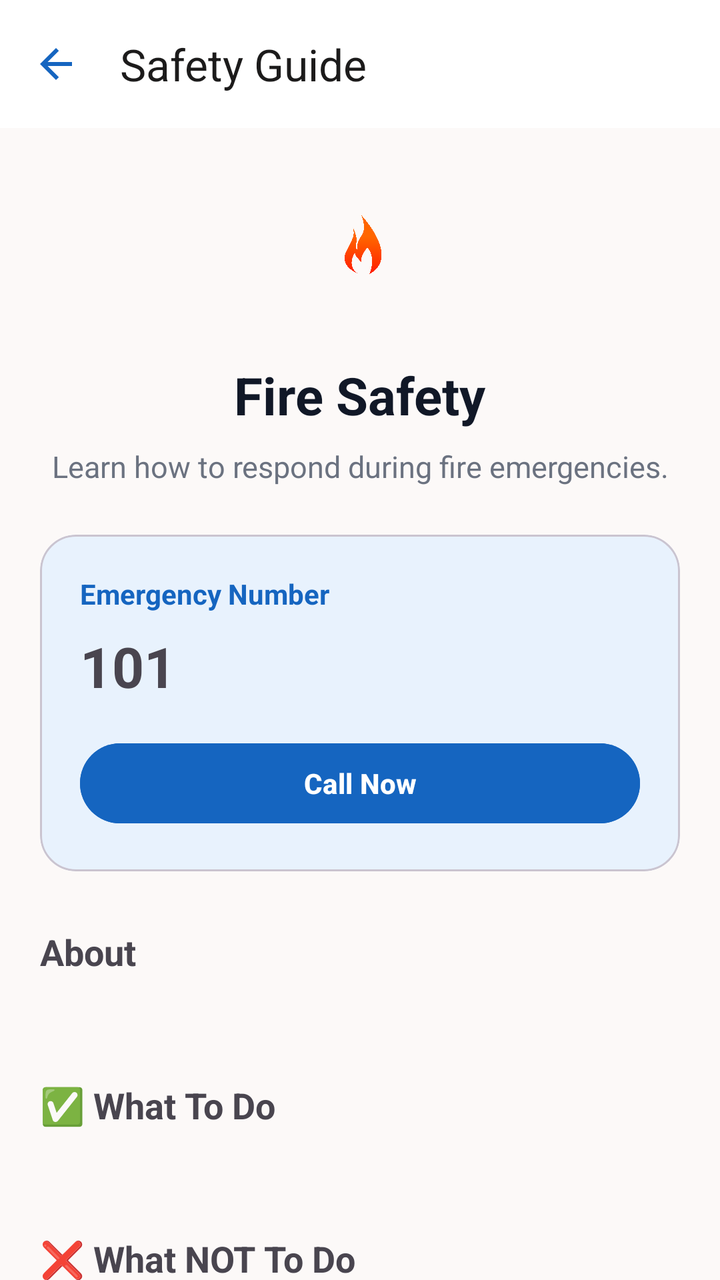
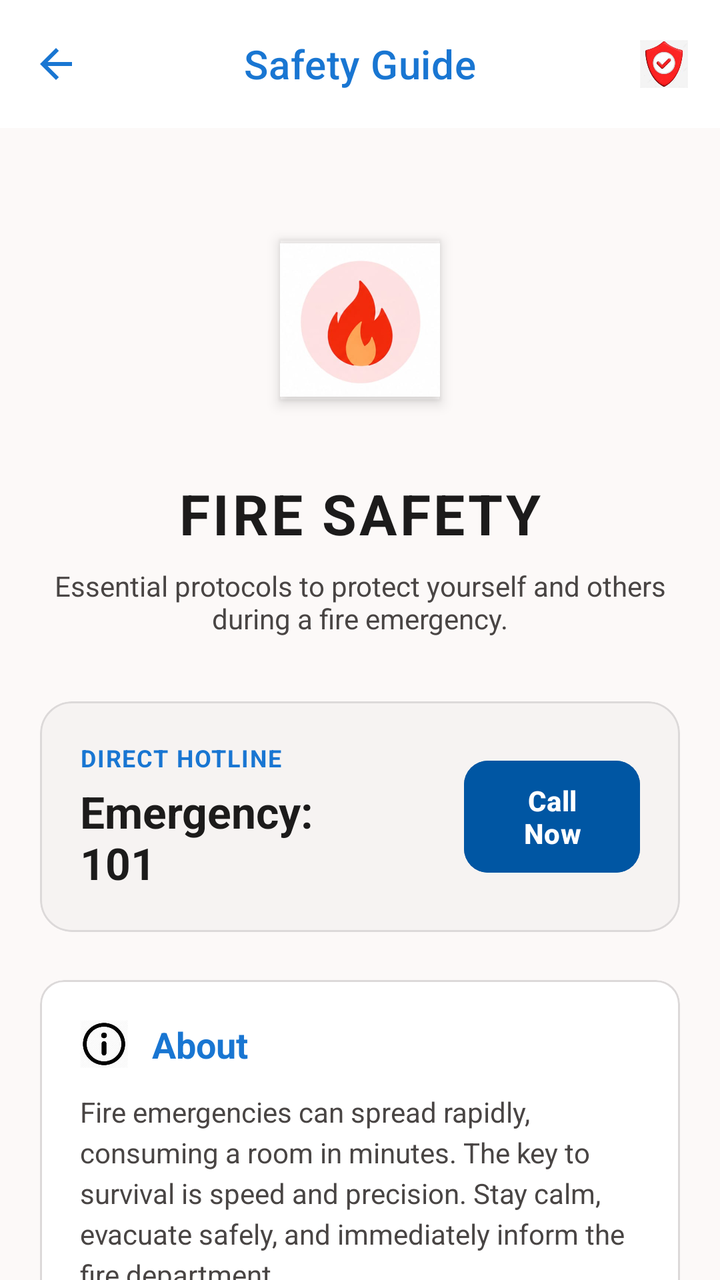

Two renders of the same Android screen: before a commit and after it. Below are the layout's source before the change and the commit's diff.
<!-- AndroidManifest.xml: application theme Theme.NeighborhoodEmergencyConnect -->
<!-- res/layout/activity_safety_details.xml -->
<?xml version="1.0" encoding="utf-8"?>
<androidx.coordinatorlayout.widget.CoordinatorLayout
    xmlns:android="http://schemas.android.com/apk/res/android"
    xmlns:app="http://schemas.android.com/apk/res-auto"
    android:layout_width="match_parent"
    android:layout_height="match_parent"
    android:background="#FCF9F8">

    <com.google.android.material.appbar.AppBarLayout
        android:layout_width="match_parent"
        android:layout_height="wrap_content"
        android:background="@android:color/white"
        app:elevation="0dp">

        <com.google.android.material.appbar.MaterialToolbar
            android:id="@+id/topAppBar"
            android:layout_width="match_parent"
            android:layout_height="?attr/actionBarSize"
            app:title="Safety Guide"
            app:titleTextColor="#1C1B1B"
            app:navigationIcon="@drawable/arrow_back"
            app:navigationIconTint="#1565C0"/>

    </com.google.android.material.appbar.AppBarLayout>

    <androidx.core.widget.NestedScrollView
        android:layout_width="match_parent"
        android:layout_height="match_parent"
        app:layout_behavior="@string/appbar_scrolling_view_behavior">

        <LinearLayout
            android:layout_width="match_parent"
            android:layout_height="wrap_content"
            android:orientation="vertical"
            android:padding="20dp">

            <FrameLayout
                android:layout_width="80dp"
                android:layout_height="80dp"
                android:layout_gravity="center"
                >

                <ImageView
                    android:id="@+id/imgCategory"
                    android:layout_width="40dp"
                    android:layout_height="40dp"
                    android:layout_gravity="center"
                    android:src="@drawable/fire"/>
            </FrameLayout>

            <TextView
                android:id="@+id/txtTitle"
                android:layout_width="wrap_content"
                android:layout_height="wrap_content"
                android:layout_gravity="center"
                android:layout_marginTop="16dp"
                android:text="Fire Safety"
                android:textStyle="bold"
                android:textSize="26sp"
                android:textColor="#111827"/>

            <TextView
                android:id="@+id/txtShortDescription"
                android:layout_width="match_parent"
                android:layout_height="wrap_content"
                android:layout_marginTop="8dp"
                android:gravity="center"
                android:textColor="#6B7280"
                android:textSize="15sp"
                android:text="Learn how to respond during fire emergencies."/>

            <com.google.android.material.card.MaterialCardView
                android:layout_width="match_parent"
                android:layout_height="wrap_content"
                android:layout_marginTop="24dp"
                app:cardCornerRadius="18dp"
                app:cardBackgroundColor="#E8F2FD">

                <LinearLayout
                    android:layout_width="match_parent"
                    android:layout_height="wrap_content"
                    android:orientation="vertical"
                    android:padding="20dp">

                    <TextView
                        android:layout_width="wrap_content"
                        android:layout_height="wrap_content"
                        android:text="Emergency Number"
                        android:textStyle="bold"
                        android:textColor="#1565C0"/>

                    <TextView
                        android:id="@+id/txtEmergencyNumber"
                        android:layout_width="wrap_content"
                        android:layout_height="wrap_content"
                        android:layout_marginTop="8dp"
                        android:text="101"
                        android:textStyle="bold"
                        android:textSize="28sp"/>

                    <com.google.android.material.button.MaterialButton
                        android:id="@+id/btnCallNow"
                        android:layout_width="match_parent"
                        android:layout_height="wrap_content"
                        android:layout_marginTop="16dp"
                        android:text="Call Now"
                        android:textAllCaps="false"
                        android:textStyle="bold"
                        android:backgroundTint="#1565C0"/>
                </LinearLayout>

            </com.google.android.material.card.MaterialCardView>

            <TextView
                android:layout_width="wrap_content"
                android:layout_height="wrap_content"
                android:layout_marginTop="28dp"
                android:text="About"
                android:textStyle="bold"
                android:textSize="18sp"/>

            <TextView
                android:id="@+id/txtDescription"
                android:layout_width="match_parent"
                android:layout_height="wrap_content"
                android:layout_marginTop="8dp"
                android:textSize="15sp"
                android:textColor="#555"/>

            <TextView
                android:layout_width="wrap_content"
                android:layout_height="wrap_content"
                android:layout_marginTop="24dp"
                android:text="✅ What To Do"
                android:textStyle="bold"
                android:textSize="18sp"/>

            <TextView
                android:id="@+id/txtDos"
                android:layout_width="match_parent"
                android:layout_height="wrap_content"
                android:layout_marginTop="8dp"
                android:textSize="15sp"/>

            <TextView
                android:layout_width="wrap_content"
                android:layout_height="wrap_content"
                android:layout_marginTop="24dp"
                android:text="❌ What NOT To Do"
                android:textStyle="bold"
                android:textSize="18sp"/>

            <TextView
                android:id="@+id/txtDonts"
                android:layout_width="match_parent"
                android:layout_height="wrap_content"
                android:layout_marginTop="8dp"
                android:textSize="15sp"/>


            <com.google.android.material.card.MaterialCardView
                android:layout_width="match_parent"
                android:layout_height="wrap_content"
                android:layout_marginTop="28dp"
                android:layout_marginBottom="30dp"
                app:cardCornerRadius="18dp"
                app:cardBackgroundColor="#FFF8E1">

                <LinearLayout
                    android:layout_width="match_parent"
                    android:layout_height="wrap_content"
                    android:padding="18dp"
                    android:orientation="vertical">

                    <TextView
                        android:layout_width="wrap_content"
                        android:layout_height="wrap_content"
                        android:text="Stay Safe ❤️"
                        android:textStyle="bold"
                        android:textSize="18sp"/>

                    <TextView
                        android:layout_width="match_parent"
                        android:layout_height="wrap_content"
                        android:layout_marginTop="6dp"
                        android:text="Always stay calm during emergencies and follow instructions issued by local authorities."
                        android:textColor="#555"/>

                </LinearLayout>

            </com.google.android.material.card.MaterialCardView>

        </LinearLayout>

    </androidx.core.widget.NestedScrollView>

</androidx.coordinatorlayout.widget.CoordinatorLayout>
<!-- resources referenced by this layout -->
<resources>
  <!-- drawable arrow_back (drawable) -->
  <vector xmlns:android="http://schemas.android.com/apk/res/android" android:autoMirrored="true" android:height="24dp" android:tint="#000000" android:viewportHeight="960" android:viewportWidth="960" android:width="24dp">
        
      <path android:fillColor="@android:color/white" android:pathData="M313,520L537,744L480,800L160,480L480,160L537,216L313,440L800,440L800,520L313,520Z"/>
      
  </vector>
  <!-- drawable fire: webp bitmap (drawable, 62752 bytes) -->
  <style name="Theme.NeighborhoodEmergencyConnect" parent="Base.Theme.NeighborhoodEmergencyConnect" />
  <style name="Base.Theme.NeighborhoodEmergencyConnect" parent="Theme.Material3.DayNight.NoActionBar">
          
          
      </style>
</resources>

<!-- the commit's change to res/layout/activity_safety_details.xml (unified diff, before → after) -->
@@ -1,26 +1,36 @@
 <?xml version="1.0" encoding="utf-8"?>
-<androidx.coordinatorlayout.widget.CoordinatorLayout
-    xmlns:android="http://schemas.android.com/apk/res/android"
+<androidx.coordinatorlayout.widget.CoordinatorLayout xmlns:android="http://schemas.android.com/apk/res/android"
     xmlns:app="http://schemas.android.com/apk/res-auto"
     android:layout_width="match_parent"
     android:layout_height="match_parent"
-    android:background="#FCF9F8">
+    android:background="#fcf9f8">
 
     <com.google.android.material.appbar.AppBarLayout
         android:layout_width="match_parent"
         android:layout_height="wrap_content"
-        android:background="@android:color/white"
+        android:background="#ffffff"
         app:elevation="0dp">
 
         <com.google.android.material.appbar.MaterialToolbar
             android:id="@+id/topAppBar"
             android:layout_width="match_parent"
             android:layout_height="?attr/actionBarSize"
+            app:navigationIcon="@drawable/arrow_back"
+            app:navigationIconTint="#1976d2"
             app:title="Safety Guide"
-            app:titleTextColor="#1C1B1B"
-            app:navigationIcon="@drawable/arrow_back"
-            app:navigationIconTint="#1565C0"/>
-
+            app:titleCentered="true"
+            app:titleTextColor="#1976d2"
+            app:titleTextAppearance="@style/TextAppearance.MaterialComponents.Headline6">
+
+            <ImageView
+                android:layout_width="24dp"
+                android:layout_height="24dp"
+                android:layout_gravity="end"
+                android:layout_marginEnd="16dp"
+                android:src="@drawable/shield"
+                 />
+
+        </com.google.android.material.appbar.MaterialToolbar>
     </com.google.android.material.appbar.AppBarLayout>
 
     <androidx.core.widget.NestedScrollView
@@ -31,50 +41,107 @@
         <LinearLayout
             android:layout_width="match_parent"
             android:layout_height="wrap_content"
+            android:gravity="center_horizontal"
             android:orientation="vertical"
             android:padding="20dp">
 
-            <FrameLayout
-                android:layout_width="80dp"
-                android:layout_height="80dp"
-                android:layout_gravity="center"
-                >
-
-                <ImageView
-                    android:id="@+id/imgCategory"
-                    android:layout_width="40dp"
-                    android:layout_height="40dp"
-                    android:layout_gravity="center"
-                    android:src="@drawable/fire"/>
-            </FrameLayout>
+            <com.google.android.material.imageview.ShapeableImageView
+                android:id="@+id/imgCategory"
+                android:layout_width="120dp"
+                android:layout_height="120dp"
+                android:layout_marginTop="16dp"
+                android:elevation="4dp"
+                android:padding="20dp"
+                android:src="@drawable/fireal"
+                />
 
             <TextView
                 android:id="@+id/txtTitle"
                 android:layout_width="wrap_content"
                 android:layout_height="wrap_content"
-                android:layout_gravity="center"
-                android:layout_marginTop="16dp"
-                android:text="Fire Safety"
+                android:layout_marginTop="18dp"
+                android:text="FIRE SAFETY"
+                android:textColor="#1c1b1b"
+                android:textSize="28sp"
                 android:textStyle="bold"
-                android:textSize="26sp"
-                android:textColor="#111827"/>
+                android:letterSpacing="0.05" />
 
             <TextView
                 android:id="@+id/txtShortDescription"
-                android:layout_width="match_parent"
+                android:layout_width="wrap_content"
                 android:layout_height="wrap_content"
                 android:layout_marginTop="8dp"
                 android:gravity="center"
-                android:textColor="#6B7280"
-                android:textSize="15sp"
-                android:text="Learn how to respond during fire emergencies."/>
+                android:text="Essential protocols to protect yourself and others\nduring a fire emergency."
+                android:textColor="#494544"
+                android:textSize="14sp" />
+
+            <com.google.android.material.card.MaterialCardView
+                android:layout_width="match_parent"
+                android:layout_height="wrap_content"
+                android:layout_marginTop="32dp"
+                app:cardBackgroundColor="#f6f3f2"
+                app:cardCornerRadius="16dp"
+                app:cardElevation="0dp"
+                app:strokeColor="#dcd9d9"
+                app:strokeWidth="1dp">
+
+                <LinearLayout
+                    android:layout_width="match_parent"
+                    android:layout_height="wrap_content"
+                    android:gravity="center_vertical"
+                    android:orientation="horizontal"
+                    android:padding="20dp">
+
+                    <LinearLayout
+                        android:layout_width="0dp"
+                        android:layout_height="wrap_content"
+                        android:layout_weight="1"
+                        android:orientation="vertical">
+
+                        <TextView
+                            android:layout_width="wrap_content"
+                            android:layout_height="wrap_content"
+                            android:text="DIRECT HOTLINE"
+                            android:textColor="#1976d2"
+                            android:textSize="12sp"
+                            android:textStyle="bold"
+                            android:letterSpacing="0.05" />
+
+                        <TextView
+                            android:id="@+id/txtEmergencyNumber"
+                            android:layout_width="wrap_content"
+                            android:layout_height="wrap_content"
+                            android:layout_marginTop="4dp"
+                            android:text="Emergency:\n101"
+                            android:textColor="#1c1b1b"
+                            android:textSize="22sp"
+                            android:textStyle="bold" />
+                    </LinearLayout>
+
+                    <com.google.android.material.button.MaterialButton
+                        android:id="@+id/btnCallNow"
+                        android:layout_width="wrap_content"
+                        android:layout_height="64dp"
+                        android:backgroundTint="#0056a3"
+                        android:paddingHorizontal="24dp"
+                        android:text="Call\nNow"
+                        android:textAllCaps="false"
+                        android:textStyle="bold"
+                        app:cornerRadius="12dp"
+                        app:iconGravity="textStart" />
+                </LinearLayout>
+            </com.google.android.material.card.MaterialCardView>
 
             <com.google.android.material.card.MaterialCardView
                 android:layout_width="match_parent"
                 android:layout_height="wrap_content"
                 android:layout_marginTop="24dp"
-                app:cardCornerRadius="18dp"
-                app:cardBackgroundColor="#E8F2FD">
+                app:cardBackgroundColor="#ffffff"
+                app:cardCornerRadius="12dp"
+                app:cardElevation="0dp"
+                app:strokeColor="#dcd9d9"
+                app:strokeWidth="1dp">
 
                 <LinearLayout
                     android:layout_width="match_parent"
@@ -82,116 +149,177 @@
                     android:orientation="vertical"
                     android:padding="20dp">
 
+                    <LinearLayout
+                        android:layout_width="match_parent"
+                        android:layout_height="wrap_content"
+                        android:gravity="center_vertical"
+                        android:orientation="horizontal">
+
+                        <ImageView
+                            android:layout_width="24dp"
+                            android:layout_height="24dp"
+                            android:src="@drawable/abt"
+                            />
+
+                        <TextView
+                            android:layout_width="wrap_content"
+                            android:layout_height="wrap_content"
+                            android:layout_marginStart="12dp"
+                            android:text="About"
+                            android:textColor="#1976d2"
+                            android:textSize="18sp"
+                            android:textStyle="bold" />
+                    </LinearLayout>
+
+                    <TextView
+                        android:id="@+id/txtDescription"
+                        android:layout_width="match_parent"
+                        android:layout_height="wrap_content"
+                        android:layout_marginTop="12dp"
+                        android:lineSpacingExtra="4dp"
+                        android:text="Fire emergencies can spread rapidly, consuming a room in minutes. The key to survival is speed and precision. Stay calm, evacuate safely, and immediately inform the fire department."
+                        android:textColor="#494544"
+                        android:textSize="14sp" />
+                </LinearLayout>
+            </com.google.android.material.card.MaterialCardView>
+
+            <com.google.android.material.card.MaterialCardView
+                android:layout_width="match_parent"
+                android:layout_height="wrap_content"
+                android:layout_marginTop="16dp"
+                app:cardBackgroundColor="#ffffff"
+                app:cardCornerRadius="12dp"
+                app:cardElevation="0dp"
+                app:strokeColor="#dcd9d9"
+                app:strokeWidth="1dp">
+
+                <LinearLayout
+                    android:layout_width="match_parent"
+                    android:layout_height="wrap_content"
+                    android:orientation="vertical"
+                    android:padding="20dp">
+
+                    <LinearLayout
+                        android:layout_width="match_parent"
+                        android:layout_height="wrap_content"
+                        android:gravity="center_vertical"
+                        android:orientation="horizontal">
+
+                        <ImageView
+                            android:layout_width="24dp"
+                            android:layout_height="24dp"
+                            android:src="@drawable/tickb"
+                             />
+
+                        <TextView
+                            android:layout_width="wrap_content"
+                            android:layout_height="wrap_content"
+                            android:layout_marginStart="12dp"
+                            android:text="What To Do"
+                            android:textColor="#0056a3"
+                            android:textSize="18sp"
+                            android:textStyle="bold" />
+                    </LinearLayout>
+
+                    <TextView
+                        android:id="@+id/txtDos"
+                        android:layout_width="match_parent"
+                        android:layout_height="wrap_content"
+                        android:layout_marginTop="16dp"
+                        android:lineSpacingExtra="8dp"
+                        android:text="✓ Stay calm and alert everyone nearby to clear the area.\n✓ Evacuate immediately through the nearest exit.\n✓ Always use stairs; never use automated lift systems.\n✓ Call 101 as soon as you are in a safe location.\n✓ Stay low to the ground if smoke is present."
+                        android:textColor="#494544"
+                        android:textSize="14sp" />
+                </LinearLayout>
+            </com.google.android.material.card.MaterialCardView>
+
+            <com.google.android.material.card.MaterialCardView
+                android:layout_width="match_parent"
+                android:layout_height="wrap_content"
+                android:layout_marginTop="16dp"
+                app:cardBackgroundColor="#f6f3f2"
+                app:cardCornerRadius="12dp"
+                app:cardElevation="0dp"
+                app:strokeColor="#dcd9d9"
+                app:strokeWidth="1dp">
+
+                <LinearLayout
+                    android:layout_width="match_parent"
+                    android:layout_height="wrap_content"
+                    android:orientation="vertical"
+                    android:padding="20dp">
+
+                    <LinearLayout
+                        android:layout_width="match_parent"
+                        android:layout_height="wrap_content"
+                        android:gravity="center_vertical"
+                        android:orientation="horizontal">
+
+                        <ImageView
+                            android:layout_width="24dp"
+                            android:layout_height="24dp"
+                            android:src="@drawable/cross"
+                           />
+
+                        <TextView
+                            android:layout_width="wrap_content"
+                            android:layout_height="wrap_content"
+                            android:layout_marginStart="12dp"
+                            android:text="What NOT To Do"
+                            android:textColor="#b71c1c"
+                            android:textSize="18sp"
+                            android:textStyle="bold" />
+                    </LinearLayout>
+
+                    <TextView
+                        android:id="@+id/txtDonts"
+                        android:layout_width="match_parent"
+                        android:layout_height="wrap_content"
+                        android:layout_marginTop="16dp"
+                        android:lineSpacingExtra="8dp"
+                        android:text="✗ Do not panic. Panic leads to dangerous mistakes.\n✗ Do not use elevators; they may fail during a fire.\n✗ Do not re-enter the building for any possessions.\n✗ Do not hide in closets or under beds. Stay visible."
+                        android:textColor="#494544"
+                        android:textSize="14sp" />
+                </LinearLayout>
+            </com.google.android.material.card.MaterialCardView>
+
+            <com.google.android.material.card.MaterialCardView
+                android:layout_width="match_parent"
+                android:layout_height="wrap_content"
+                android:layout_marginTop="32dp"
+                android:layout_marginBottom="100dp"
+                app:cardBackgroundColor="#FFE0B2"
+                app:cardCornerRadius="16dp"
+                app:cardElevation="0dp">
+
+                <LinearLayout
+                    android:layout_width="match_parent"
+                    android:layout_height="wrap_content"
+                    android:gravity="center"
+                    android:orientation="vertical"
+                    android:padding="24dp">
+
                     <TextView
                         android:layout_width="wrap_content"
                         android:layout_height="wrap_content"
-                        android:text="Emergency Number"
-                        android:textStyle="bold"
-                        android:textColor="#1565C0"/>
-
-                    <TextView
-                        android:id="@+id/txtEmergencyNumber"
-                        android:layout_width="wrap_content"
+                        android:text="Stay Safe ❤️"
+                        android:textColor="#1c1b1b"
+                        android:textSize="20sp"
+                        android:textStyle="bold" />
+
+                    <TextView
+                        android:layout_width="match_parent"
                         android:layout_height="wrap_content"
                         android:layout_marginTop="8dp"
-                        android:text="101"
-                        android:textStyle="bold"
-                        android:textSize="28sp"/>
-
-                    <com.google.android.material.button.MaterialButton
-                        android:id="@+id/btnCallNow"
-                        android:layout_width="match_parent"
-                        android:layout_height="wrap_content"
-                        android:layout_marginTop="16dp"
-                        android:text="Call Now"
-                        android:textAllCaps="false"
-                        android:textStyle="bold"
-                        android:backgroundTint="#1565C0"/>
-                </LinearLayout>
-
-            </com.google.android.material.card.MaterialCardView>
-
-            <TextView
-                android:layout_width="wrap_content"
-                android:layout_height="wrap_content"
-                android:layout_marginTop="28dp"
-                android:text="About"
-                android:textStyle="bold"
-                android:textSize="18sp"/>
-
-            <TextView
-                android:id="@+id/txtDescription"
-                android:layout_width="match_parent"
-                android:layout_height="wrap_content"
-                android:layout_marginTop="8dp"
-                android:textSize="15sp"
-                android:textColor="#555"/>
-
-            <TextView
-                android:layout_width="wrap_content"
-                android:layout_height="wrap_content"
-                android:layout_marginTop="24dp"
-                android:text="✅ What To Do"
-                android:textStyle="bold"
-                android:textSize="18sp"/>
-
-            <TextView
-                android:id="@+id/txtDos"
-                android:layout_width="match_parent"
-                android:layout_height="wrap_content"
-                android:layout_marginTop="8dp"
-                android:textSize="15sp"/>
-
-            <TextView
-                android:layout_width="wrap_content"
-                android:layout_height="wrap_content"
-                android:layout_marginTop="24dp"
-                android:text="❌ What NOT To Do"
-                android:textStyle="bold"
-                android:textSize="18sp"/>
-
-            <TextView
-                android:id="@+id/txtDonts"
-                android:layout_width="match_parent"
-                android:layout_height="wrap_content"
-                android:layout_marginTop="8dp"
-                android:textSize="15sp"/>
-
-
-            <com.google.android.material.card.MaterialCardView
-                android:layout_width="match_parent"
-                android:layout_height="wrap_content"
-                android:layout_marginTop="28dp"
-                android:layout_marginBottom="30dp"
-                app:cardCornerRadius="18dp"
-                app:cardBackgroundColor="#FFF8E1">
-
-                <LinearLayout
-                    android:layout_width="match_parent"
-                    android:layout_height="wrap_content"
-                    android:padding="18dp"
-                    android:orientation="vertical">
-
-                    <TextView
-                        android:layout_width="wrap_content"
-                        android:layout_height="wrap_content"
-                        android:text="Stay Safe ❤️"
-                        android:textStyle="bold"
-                        android:textSize="18sp"/>
-
-                    <TextView
-                        android:layout_width="match_parent"
-                        android:layout_height="wrap_content"
-                        android:layout_marginTop="6dp"
-                        android:text="Always stay calm during emergencies and follow instructions issued by local authorities."
-                        android:textColor="#555"/>
-
-                </LinearLayout>
-
+                        android:gravity="center"
+                        android:text="Your safety is the priority. Always follow the instructions of local authorities and emergency responders during an active incident."
+                        android:textColor="#494544"
+                        android:textSize="14sp" />
+                </LinearLayout>
             </com.google.android.material.card.MaterialCardView>
 
         </LinearLayout>
-
     </androidx.core.widget.NestedScrollView>
 
+
 </androidx.coordinatorlayout.widget.CoordinatorLayout>
<!-- resource entries referenced after the edit -->
@@ -1,12 +1,16 @@
 <!-- resources referenced by this layout -->
 <resources>
+  <!-- drawable abt: jpg bitmap (drawable, 6049 bytes) -->
   <!-- drawable arrow_back (drawable) -->
   <vector xmlns:android="http://schemas.android.com/apk/res/android" android:autoMirrored="true" android:height="24dp" android:tint="#000000" android:viewportHeight="960" android:viewportWidth="960" android:width="24dp">
         
       <path android:fillColor="@android:color/white" android:pathData="M313,520L537,744L480,800L160,480L480,160L537,216L313,440L800,440L800,520L313,520Z"/>
       
   </vector>
-  <!-- drawable fire: webp bitmap (drawable, 62752 bytes) -->
+  <!-- drawable cross: jpg bitmap (drawable, 6785 bytes) -->
+  <!-- drawable fireal: jpeg bitmap (drawable, 7715 bytes) -->
+  <!-- drawable shield: jpg bitmap (drawable, 5084 bytes) -->
+  <!-- drawable tickb: jpg bitmap (drawable, 3749 bytes) -->
   <style name="Theme.NeighborhoodEmergencyConnect" parent="Base.Theme.NeighborhoodEmergencyConnect" />
   <style name="Base.Theme.NeighborhoodEmergencyConnect" parent="Theme.Material3.DayNight.NoActionBar">
           
